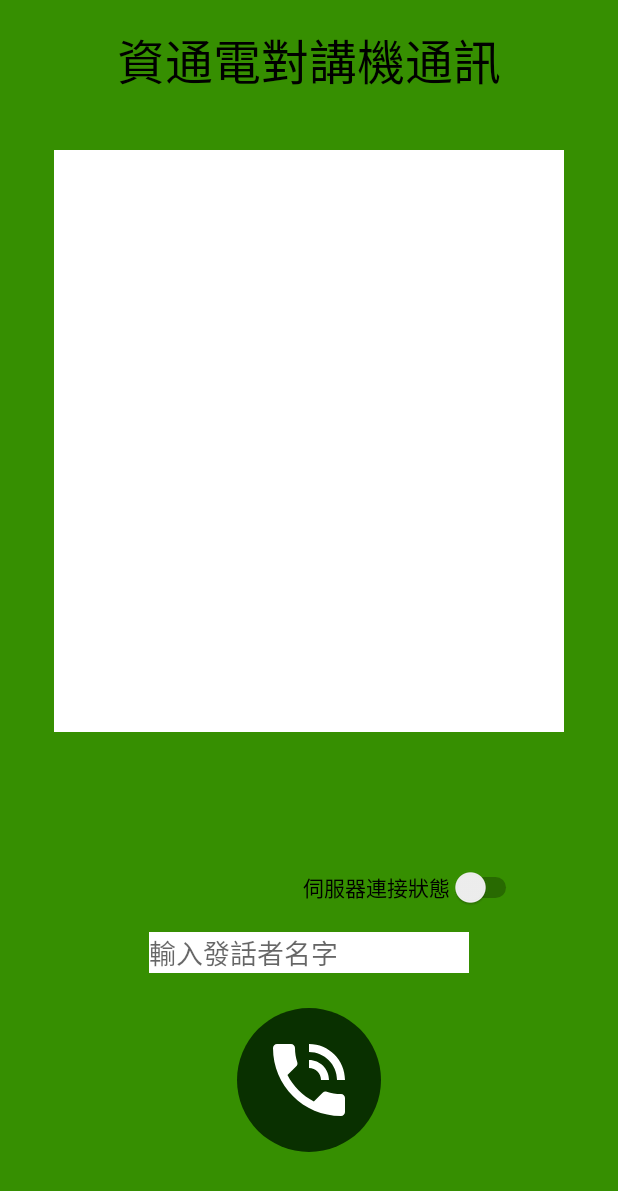
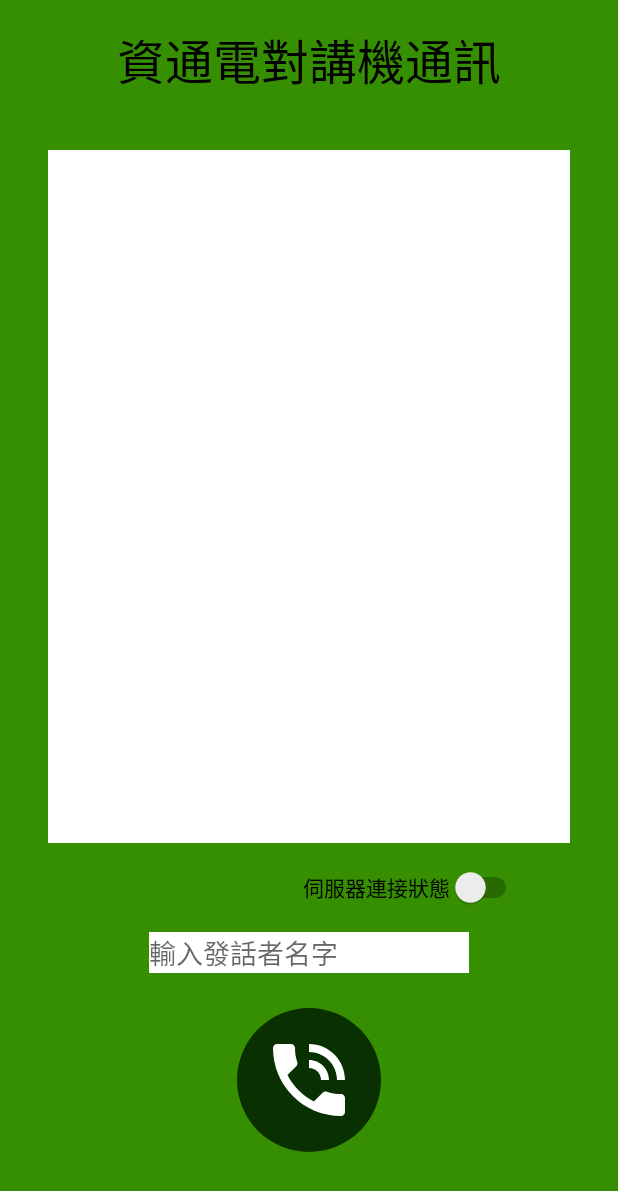
Before and after one commit to kuramu1108/ntc2019-walkietalkie, an Android app: the screen it shows after launch (MainActivity), on a phone screen of 412 x 824 dp. Shown: the top 1191 px of the screen. Run offline under Robolectric (Android 15) with nearby library versions, the phone set to English and light mode, and no system bars; libraries missing offline, so code that uses them is left out: pub.devrel.easypermissions.

Commit message:
improve ux and responsive ui

```diff
--- a/app/src/main/java/com/myhexaville/walkie_talkie/MainActivity.java
+++ b/app/src/main/java/com/myhexaville/walkie_talkie/MainActivity.java
@@ -20,6 +20,7 @@ import android.widget.Switch;
 
 import android.widget.EditText;
 import android.widget.TextView;
+import android.widget.Toast;
 
 import java.io.IOException;
 import java.util.ArrayList;
@@ -54,19 +55,16 @@ public class MainActivity extends AppCompatActivity {
         vm.sRecordedFileName = getCacheDir().getAbsolutePath() + "/audiorecordtest.3gp";
         vm.talkHistory.setValue(new ArrayList<Talk>());
 
-        serverConnectionSwitch = findViewById(R.id.switch_server_connection);
-        recordBtn = findViewById(R.id.imageButton);
-        et_name = (EditText) findViewById(R.id.editText);
-        testview_whosecall = (TextView) findViewById(R.id.textView_whosecall);
+        viewBinding();
+
         testview_whosecall.setMovementMethod(new ScrollingMovementMethod());
-
         recordBtn.setOnTouchListener(new View.OnTouchListener() {
             @Override
             public boolean onTouch(View v, MotionEvent event) {
                 Log.d(LOG_TAG, "onTouch: " + event.getAction());
 
                 // 按鈕按下時
-                if(event.getAction() == MotionEvent.ACTION_DOWN)
+                if(event.getAction() == MotionEvent.ACTION_DOWN && vm.getServerConnection())
                 {
                     // 給予觸覺回饋
                     v.performHapticFeedback(HapticFeedbackConstants.VIRTUAL_KEY);
@@ -84,7 +82,7 @@ public class MainActivity extends AppCompatActivity {
                 }
 
                 // 按鈕放開時
-                if (event.getAction() == MotionEvent.ACTION_UP)
+                else if (event.getAction() == MotionEvent.ACTION_UP && vm.getServerConnection())
                 {
                     // 畫面顯示誰正在說話
                     List<Talk> temp = vm.talkHistory.getValue();
@@ -95,6 +93,11 @@ public class MainActivity extends AppCompatActivity {
                     setRecordIcon(false);
                     stopRecording();
                     send();
+                }
+
+                else if (event.getAction() == MotionEvent.ACTION_DOWN && !vm.getServerConnection()) {
+                    v.performHapticFeedback(HapticFeedbackConstants.VIRTUAL_KEY);
+                    Toast.makeText(getApplicationContext(), "伺服器未連接", Toast.LENGTH_SHORT).show();
                 }
 
                 return true;
@@ -193,5 +196,10 @@ public class MainActivity extends AppCompatActivity {
         client.sendAudio();
     }
 
-
+    public void viewBinding() {
+        serverConnectionSwitch = findViewById(R.id.switch_server_connection);
+        recordBtn = findViewById(R.id.imageButton);
+        et_name = (EditText) findViewById(R.id.editText);
+        testview_whosecall = (TextView) findViewById(R.id.textView_whosecall);
+    }
 }
--- a/app/src/main/java/com/myhexaville/walkie_talkie/MyViewModel.java
+++ b/app/src/main/java/com/myhexaville/walkie_talkie/MyViewModel.java
@@ -12,7 +12,7 @@ public class MyViewModel extends ViewModel {
     public String talkerName = "";
     public Boolean clientRunning = false;
 
-    public MutableLiveData<Boolean> serverConnection = new MutableLiveData<Boolean>();
+    public MutableLiveData<Boolean> serverConnection = new MutableLiveData<>();
 
     public MutableLiveData<List<Talk>> talkHistory = new MutableLiveData<>();
 
@@ -24,4 +24,12 @@ public class MyViewModel extends ViewModel {
         }
         else return "<text></text>";
     }
+
+    public Boolean getServerConnection() {
+        if (serverConnection.getValue() != null) return serverConnection.getValue();
+        else {
+            serverConnection.setValue(false);
+            return false;
+        }
+    }
 }
--- a/app/src/main/res/layout/activity_main.xml
+++ b/app/src/main/res/layout/activity_main.xml
@@ -40,17 +40,6 @@
         android:layout_alignParentBottom="true"
         android:layout_centerHorizontal="true"/>
 
-    <TextView
-        android:id="@+id/textView_whosecall"
-        android:layout_width="340dp"
-        android:layout_height="388dp"
-        android:layout_alignParentTop="true"
-        android:layout_centerHorizontal="true"
-        android:layout_marginTop="100dp"
-        android:background="@android:color/white"
-        android:text=""
-        android:textSize="24sp" />
-
     <Switch
         android:id="@+id/switch_server_connection"
         android:layout_width="wrap_content"
@@ -61,4 +50,17 @@
         android:layout_above="@id/editText"
         android:text="伺服器連接狀態" />
 
+    <TextView
+        android:id="@+id/textView_whosecall"
+        android:layout_width="match_parent"
+        android:layout_height="match_parent"
+        android:layout_alignParentTop="true"
+        android:layout_centerHorizontal="true"
+        android:layout_marginBottom="16dp"
+        android:layout_marginHorizontal="32dp"
+        android:layout_marginTop="100dp"
+        android:layout_above="@id/switch_server_connection"
+        android:background="@android:color/white"
+        android:text=""
+        android:textSize="24sp" />
 </RelativeLayout>
```
